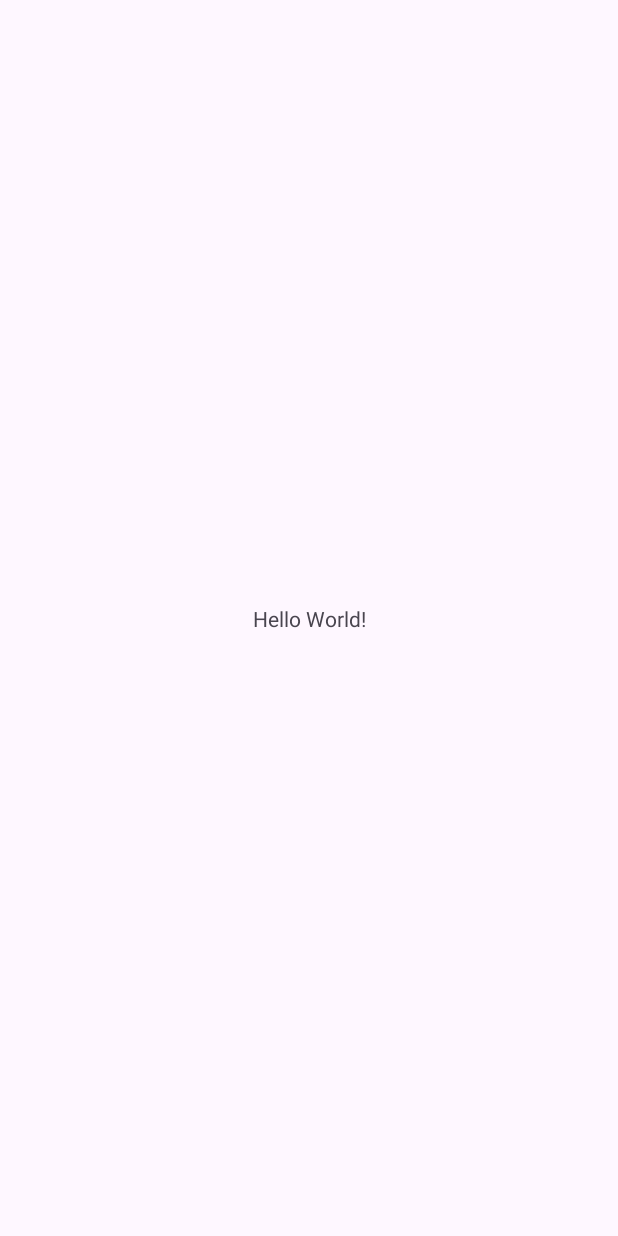
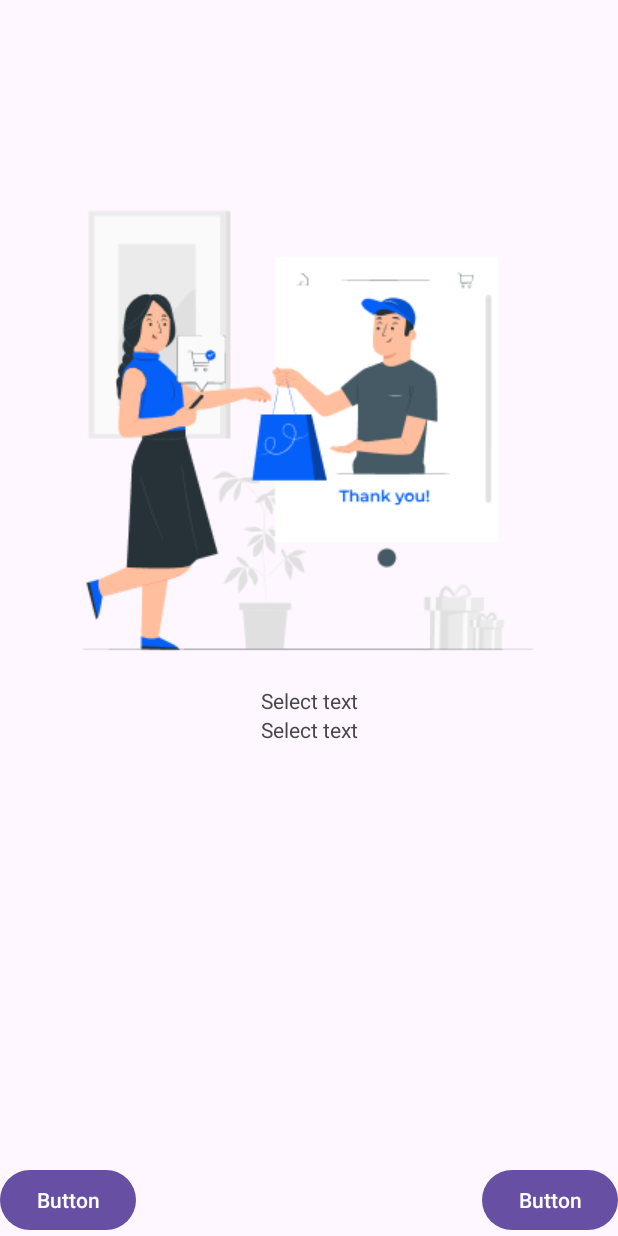
Before and after one commit to AIDeeeNID/Full_project_mark1, an Android app: the screen it shows after launch (MainActivity), on a phone screen of 412 x 824 dp. Before the commit the screen is almost empty. Run offline under Robolectric (Android 15) with nearby library versions, the phone set to English and light mode, and no system bars.

Commit message:
Version 0.3

```diff
--- a/app/src/main/res/layout/activity_main.xml
+++ b/app/src/main/res/layout/activity_main.xml
@@ -7,13 +7,51 @@
     android:layout_height="match_parent"
     tools:context=".MainActivity">
 
+    <ImageView
+        android:id="@+id/imageView"
+        android:layout_width="346dp"
+        android:layout_height="346dp"
+        android:layout_marginTop="111dp"
+        android:contentDescription="@string/app_name"
+        app:layout_constraintEnd_toEndOf="parent"
+        app:layout_constraintHorizontal_bias="0.492"
+        app:layout_constraintStart_toStartOf="parent"
+        app:layout_constraintTop_toTopOf="parent"
+        app:srcCompat="@drawable/onboarding1" />
+
     <TextView
+        android:id="@+id/textView"
         android:layout_width="wrap_content"
         android:layout_height="wrap_content"
-        android:text="Hello World!"
-        app:layout_constraintBottom_toBottomOf="parent"
+        android:text="@android:string/selectTextMode"
         app:layout_constraintEnd_toEndOf="parent"
         app:layout_constraintStart_toStartOf="parent"
-        app:layout_constraintTop_toTopOf="parent" />
+        app:layout_constraintTop_toBottomOf="@+id/imageView"
+        tools:text="Quick Delivery At Your Doorstep" />
 
+    <TextView
+        android:id="@+id/textView2"
+        android:layout_width="wrap_content"
+        android:layout_height="wrap_content"
+        android:text="@android:string/selectTextMode"
+        app:layout_constraintEnd_toEndOf="parent"
+        app:layout_constraintStart_toStartOf="parent"
+        app:layout_constraintTop_toBottomOf="@+id/textView"
+        tools:text="Enjoy quick pick-up and delivery to your destination" />
+
+    <Button
+        android:id="@+id/button"
+        android:layout_width="wrap_content"
+        android:layout_height="wrap_content"
+        android:text="Button"
+        app:layout_constraintBottom_toBottomOf="parent"
+        app:layout_constraintStart_toStartOf="parent" />
+
+    <Button
+        android:id="@+id/button2"
+        android:layout_width="wrap_content"
+        android:layout_height="wrap_content"
+        android:text="Button"
+        app:layout_constraintBottom_toBottomOf="parent"
+        app:layout_constraintEnd_toEndOf="parent" />
 </androidx.constraintlayout.widget.ConstraintLayout>
```
Also changed, not shown: app/src/main/res/drawable/onboarding1.png (added).
